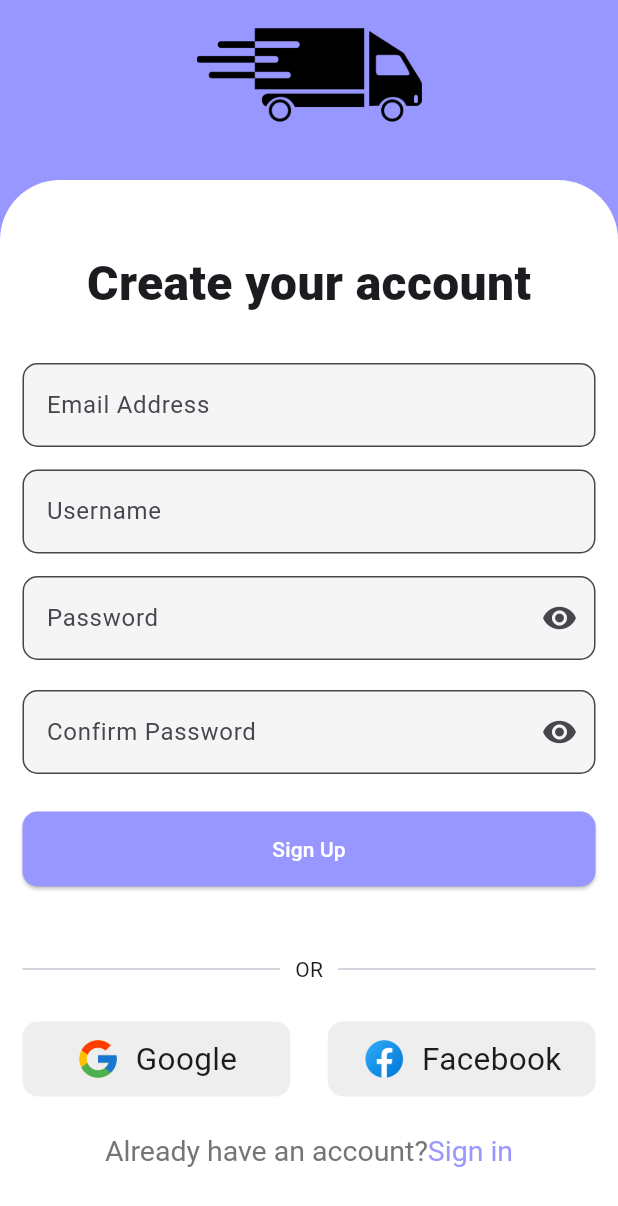
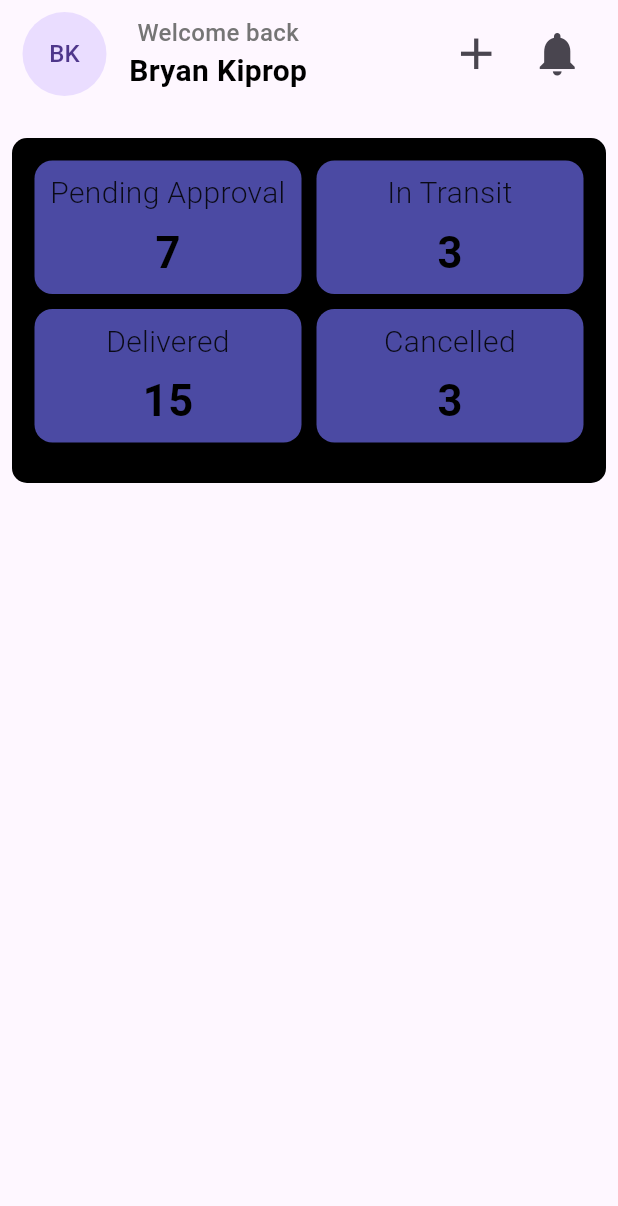
Before and after one commit to briandev25/Tumako, a Flutter app: the screen it shows after launch, on a phone screen of 412 x 824 dp. Shown: the top 1206 px of the screen. Run offline on Flutter 3.47's test engine with Material 3 defaults, Android fonts, the light colour scheme and no system bars; our stand-ins replace dio, email_validator.

Commit message:
Started Homepage

```diff
--- a/lib/constants/app_colors.dart
+++ b/lib/constants/app_colors.dart
@@ -1,5 +1,6 @@
 import 'package:flutter/material.dart';
 
 class AppColors {
-  static const Color primaryColor = Color(0xFF9897ff);
+  static const Color primaryColor = Color(0xFF4B4AA3);
+  static const Color secondaryColor = Color(0xFF9897ff);
 }
--- a/lib/main.dart
+++ b/lib/main.dart
@@ -1,6 +1,7 @@
 import 'package:flutter/material.dart';
 import 'package:tumako/constants/app_colors.dart';
-import 'package:tumako/screens/auth/register.dart';
+//import 'package:tumako/screens/auth/register.dart';
+import 'package:tumako/screens/home/homepage.dart';
 
 void main() {
   runApp(MyApp());
@@ -14,23 +15,8 @@ class MyApp extends StatelessWidget {
     return MaterialApp(
       title: "Tumako",
       theme: ThemeData(primaryColor: AppColors.primaryColor),
-      home: Register(),
+      home: Homepage(),
       debugShowCheckedModeBanner: false,
     );
   }
 }
-
-class HomePage extends StatelessWidget {
-  const HomePage({super.key});
-
-  @override
-  Widget build(BuildContext context) {
-    return Scaffold(
-      appBar: AppBar(
-        title: Text("Homepage"),
-        backgroundColor: Colors.blueAccent,
-      ),
-      backgroundColor: Color.fromARGB(255, 246, 245, 245),
-    );
-  }
-}
--- /dev/null
+++ b/lib/screens/home/homepage.dart
@@ -0,0 +1,20 @@
+import 'package:flutter/material.dart';
+import 'package:tumako/screens/home/widgets/profile_header.dart';
+import 'package:tumako/screens/home/widgets/user_actions.dart';
+
+class Homepage extends StatelessWidget {
+  const Homepage({super.key});
+
+  @override
+  Widget build(BuildContext context) {
+    return Scaffold(
+      body: SafeArea(
+        child: Container(
+          child: Column(
+            children: [ProfileHeader(), SizedBox(height: 20.0), UserActions()],
+          ),
+        ),
+      ),
+    );
+  }
+}
--- /dev/null
+++ b/lib/screens/home/widgets/profile_header.dart
@@ -0,0 +1,53 @@
+import 'package:flutter/material.dart';
+
+class ProfileHeader extends StatelessWidget {
+  const ProfileHeader({super.key});
+
+  @override
+  Widget build(BuildContext context) {
+    return Padding(
+      padding: const EdgeInsets.symmetric(horizontal: 15.0, vertical: 8.0),
+      child: Row(
+        children: [
+          CircleAvatar(child: Text("BK"), radius: 28.0),
+          SizedBox(width: 15.0),
+          Column(
+            children: [
+              Text(
+                "Welcome back",
+                style: TextStyle(
+                  fontSize: 16.0,
+                  fontWeight: FontWeight.w500,
+                  color: Colors.grey[600],
+                ),
+              ),
+
+              Text(
+                "Bryan Kiprop",
+                style: TextStyle(
+                  fontSize: 20.0,
+                  fontWeight: FontWeight.bold,
+                  color: Colors.black,
+                ),
+              ),
+            ],
+          ),
+          Spacer(),
+          IconButton(
+            onPressed: () {
+              print("Add button clicked");
+            },
+            icon: Icon(Icons.add, size: 35.0),
+          ),
+          SizedBox(width: 3.0),
+          IconButton(
+            onPressed: () {
+              print("Notification clicked");
+            },
+            icon: Icon(Icons.notifications, size: 35.0),
+          ),
+        ],
+      ),
+    );
+  }
+}
--- /dev/null
+++ b/lib/screens/home/widgets/user_actions.dart
@@ -0,0 +1,72 @@
+import 'package:flutter/material.dart';
+
+List<Map<String, dynamic>> userData = [
+  {"title": "Pending Approval", "value": 7},
+  {"title": "In Transit", "value": 3},
+  {"title": "Delivered", "value": 15},
+  {"title": "Cancelled", "value": 3},
+];
+
+class UserActions extends StatelessWidget {
+  const UserActions({super.key});
+
+  @override
+  Widget build(BuildContext context) {
+    return Container(
+      margin: EdgeInsets.symmetric(horizontal: 8.0),
+      height: 230,
+      width: double.infinity,
+      decoration: BoxDecoration(
+        color: Colors.black,
+        borderRadius: BorderRadius.circular(10.0),
+      ),
+      child: Padding(
+        padding: const EdgeInsets.all(15.0),
+        child: GridView.builder(
+          physics: NeverScrollableScrollPhysics(),
+          gridDelegate: SliverGridDelegateWithFixedCrossAxisCount(
+            crossAxisCount: 2,
+            mainAxisSpacing: 10.0,
+            crossAxisSpacing: 10.0,
+            childAspectRatio: 2.0,
+          ),
+          itemCount: userData.length,
+          itemBuilder: (context, index) {
+            final item = userData[index];
+
+            return Container(
+              decoration: BoxDecoration(
+                borderRadius: BorderRadius.circular(12.0),
+                color: Theme.of(context).primaryColor,
+              ),
+              child: Column(
+                mainAxisAlignment: MainAxisAlignment.center,
+                children: [
+                  Text(
+                    textAlign: TextAlign.center,
+                    overflow: TextOverflow.ellipsis,
+                    item['title'],
+                    style: TextStyle(
+                      fontSize: 20.0,
+                      fontWeight: FontWeight.w300,
+                      color: Colors.black87,
+                    ),
+                  ),
+                  SizedBox(height: 4.0),
+                  Text(
+                    item['value'].toString(),
+                    style: TextStyle(
+                      fontSize: 29.0,
+                      fontWeight: FontWeight.w700,
+                      color: Colors.black,
+                    ),
+                  ),
+                ],
+              ),
+            );
+          },
+        ),
+      ),
+    );
+  }
+}
```
